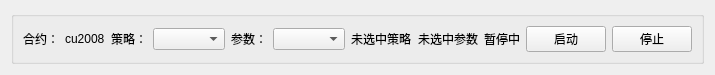
Qt form mm_tradecontrol.ui (ChengruiGu/CMF_Marketmaker) before a commit.
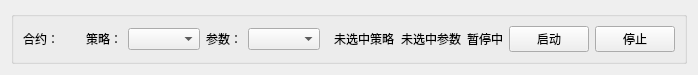
The same form after that commit.

What changed in the file:
```diff
--- a/mm_tradecontrol.ui
+++ b/mm_tradecontrol.ui
@@ -36,7 +36,7 @@
       <item>
        <widget class="QLabel" name="label_2">
         <property name="text">
-         <string>cu2008</string>
+         <string/>
         </property>
        </widget>
       </item>
```
